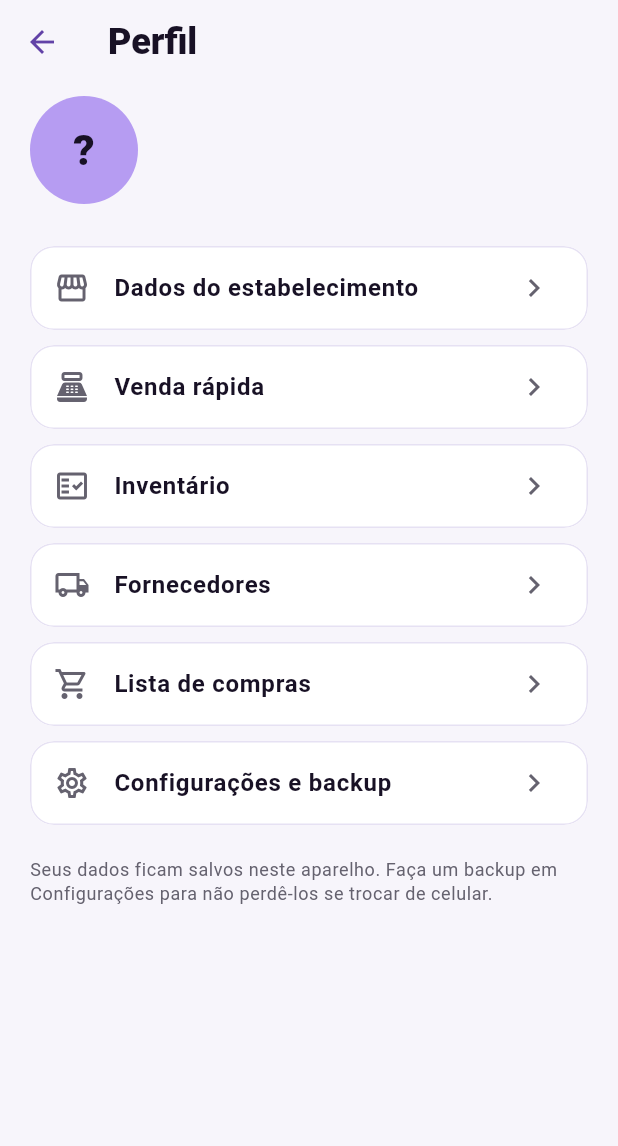
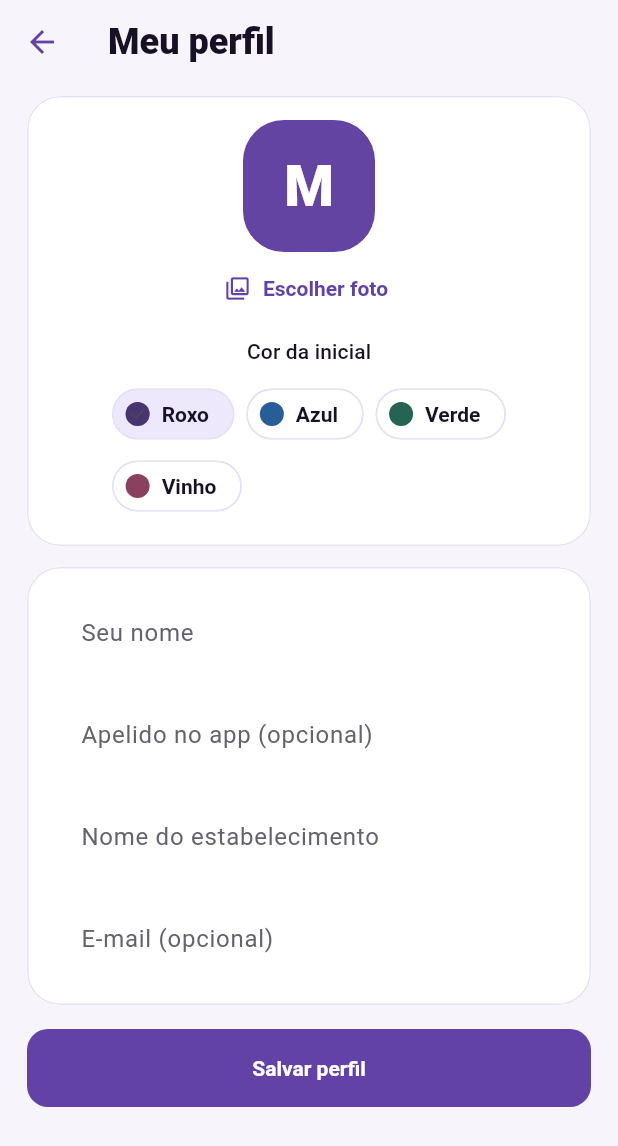
Before and after one commit to VitorGodoi12/Movimenta, a Flutter app: the PerfilScreen screen opened directly, on a phone screen of 412 x 824 dp. Shown: the top 1146 px of the screen. Run offline on Flutter 3.47's test engine with Material 3 defaults, Android fonts, the phone set to English and light mode, and no system bars; our stand-ins replace share_plus, shared_preferences; missing offline and left inert: mobile_scanner; accounts and stored records are empty.

Commit message:
feat: adiciona menu lateral e personalização do perfil

```diff
--- a/lib/models/cliente.dart
+++ b/lib/models/cliente.dart
@@ -3,11 +3,19 @@ class Cliente {
     required this.nome,
     required this.estabelecimento,
     this.email = '',
+    this.apelido = '',
+    this.foto,
+    this.corAvatar = 0,
   });
 
   final String nome;
   final String estabelecimento;
   final String email;
+  final String apelido;
+  final String? foto;
+  final int corAvatar;
+
+  String get nomeExibicao => apelido.trim().isEmpty ? nome : apelido.trim();
 
   String get primeiroNome => nome.trim().split(' ').first;
 
@@ -15,11 +23,17 @@ class Cliente {
     'nome': nome,
     'estabelecimento': estabelecimento,
     'email': email,
+    'apelido': apelido,
+    'foto': foto,
+    'corAvatar': corAvatar,
   };
 
   factory Cliente.fromJson(Map<String, dynamic> j) => Cliente(
     nome: j['nome'] as String,
     estabelecimento: j['estabelecimento'] as String,
     email: (j['email'] as String?) ?? '',
+    apelido: (j['apelido'] as String?) ?? '',
+    foto: j['foto'] as String?,
+    corAvatar: (j['corAvatar'] as num?)?.toInt() ?? 0,
   );
 }
--- a/lib/screens/configuracoes/configuracoes_screen.dart
+++ b/lib/screens/configuracoes/configuracoes_screen.dart
@@ -297,7 +297,7 @@ class _ConfiguracoesScreenState extends State<ConfiguracoesScreen> {
           ),
           const SizedBox(height: 24),
           Text(
-            'Movimenta 1.8.1',
+            'Movimenta 1.8.2',
             style: t.bodySmall?.copyWith(color: context.cores.onSurfaceVariant),
           ),
         ],
--- a/lib/screens/perfil/perfil_screen.dart
+++ b/lib/screens/perfil/perfil_screen.dart
@@ -1,222 +1,191 @@
+import 'dart:convert';
+
+import 'package:flutter/foundation.dart';
 import 'package:flutter/material.dart';
+import 'package:flutter/services.dart';
 import 'package:stokio/models/cliente.dart';
-import 'package:stokio/screens/alertas/lista_compras_screen.dart';
-import 'package:stokio/screens/configuracoes/configuracoes_screen.dart';
-import 'package:stokio/screens/fornecedores/fornecedores_screen.dart';
-import 'package:stokio/screens/inventario/inventario_screen.dart';
-import 'package:stokio/screens/venda/venda_rapida_screen.dart';
 import 'package:stokio/services/perfil_service.dart';
-import 'package:stokio/theme/app_theme.dart';
+import 'package:stokio/widgets/avatar_perfil.dart';
+import 'package:stokio/widgets/cartao_painel.dart';
 
-class PerfilScreen extends StatelessWidget {
+class PerfilScreen extends StatefulWidget {
   const PerfilScreen({super.key});
 
   @override
+  State<PerfilScreen> createState() => _PerfilScreenState();
+}
+
+class _PerfilScreenState extends State<PerfilScreen> {
+  static const _canal = MethodChannel('movimenta/perfil');
+  final _form = GlobalKey<FormState>();
+  late final _nome = TextEditingController(text: perfil.cliente?.nome ?? '');
+  late final _apelido = TextEditingController(
+    text: perfil.cliente?.apelido ?? '',
+  );
+  late final _loja = TextEditingController(
+    text: perfil.cliente?.estabelecimento ?? '',
+  );
+  late final _email = TextEditingController(text: perfil.cliente?.email ?? '');
+  late String? _foto = perfil.cliente?.foto;
+  late int _cor = (perfil.cliente?.corAvatar ?? 0).clamp(
+    0,
+    coresAvatar.length - 1,
+  );
+  bool _escolhendo = false;
+  bool _salvando = false;
+
+  Cliente get _rascunho => Cliente(
+    nome: _nome.text.trim(),
+    apelido: _apelido.text.trim(),
+    estabelecimento: _loja.text.trim(),
+    email: _email.text.trim(),
+    foto: _foto,
+    corAvatar: _cor,
+  );
+
+  Future<void> _escolherFoto() async {
+    setState(() => _escolhendo = true);
+    try {
+      final bytes = await _canal.invokeMethod<Uint8List>('escolherFoto');
+      if (!mounted || bytes == null) return;
+      if (bytes.isEmpty || bytes.length > 300000) {
+        throw PlatformException(
+          code: 'imagem',
+          message: 'A foto não pôde ser usada.',
+        );
+      }
+      setState(() => _foto = base64Encode(bytes));
+    } on PlatformException catch (erro) {
+      if (mounted) _aviso(erro.message ?? 'Não foi possível abrir a foto.');
+    } on MissingPluginException {
+      if (mounted) _aviso('A seleção de foto está disponível no app Android.');
+    } finally {
+      if (mounted) setState(() => _escolhendo = false);
+    }
+  }
+
+  void _aviso(String texto) =>
+      ScaffoldMessenger.of(context)
+          .showSnackBar(SnackBar(content: Text(texto)));
+
+  Future<void> _salvar() async {
+    if (!_form.currentState!.validate()) return;
+    setState(() => _salvando = true);
+    try {
+      await perfil.definirCliente(_rascunho);
+      if (mounted) Navigator.pop(context);
+    } on StateError {
+      if (mounted) _aviso('Não foi possível salvar o perfil. Tente novamente.');
+    } finally {
+      if (mounted) setState(() => _salvando = false);
+    }
+  }
+
+  String? _obrigatorio(String? valor) =>
+      (valor ?? '').trim().isEmpty ? 'Preencha este campo.' : null;
+
+  @override
+  void dispose() {
+    for (final controle in [_nome, _apelido, _loja, _email]) {
+      controle.dispose();
+    }
+    super.dispose();
+  }
+
+  @override
   Widget build(BuildContext context) {
-    final t = Theme.of(context).textTheme;
-
-    return ListenableBuilder(
-      listenable: perfil,
-      builder: (context, _) {
-        final cliente = perfil.cliente;
-        final nome = cliente?.nome ?? '';
-        final inicial = nome.isEmpty ? '?' : nome[0].toUpperCase();
-
+    final fotoDisponivel =
+        !kIsWeb && defaultTargetPlatform == TargetPlatform.android;
     return Scaffold(
-          appBar: AppBar(title: const Text('Perfil')),
-          body: ListView(
-            padding: const EdgeInsets.fromLTRB(20, 8, 20, 24),
+      appBar: AppBar(title: const Text('Meu perfil')),
+      body: Form(
+        key: _form,
+        child: SingleChildScrollView(
+          padding: const EdgeInsets.fromLTRB(18, 8, 18, 24),
+          child: Column(
+            crossAxisAlignment: CrossAxisAlignment.stretch,
             children: [
-              Row(
+              CartaoPainel(
+                child: Column(
                   children: [
-                  Container(
-                    width: 72,
-                    height: 72,
-                    alignment: Alignment.center,
-                    decoration: const BoxDecoration(
-                      color: AppCores.roxo,
-                      shape: BoxShape.circle,
-                    ),
-                    child: Text(
-                      inicial,
-                      style: t.headlineMedium?.copyWith(
-                        fontWeight: FontWeight.w800,
+                    AvatarPerfil(cliente: _rascunho, tamanho: 88),
+                    if (fotoDisponivel)
+                      Wrap(
+                        alignment: WrapAlignment.center,
+                        spacing: 8,
+                        children: [
+                          TextButton.icon(
+                            onPressed: _escolhendo ? null : _escolherFoto,
+                            icon: const Icon(Icons.photo_library_outlined),
+                            label: Text(
+                              _foto == null ? 'Escolher foto' : 'Trocar foto',
                             ),
                           ),
+                          if (_foto != null)
+                            TextButton(
+                              onPressed: () => setState(() => _foto = null),
+                              child: const Text('Remover foto'),
                             ),
-                  const SizedBox(width: 16),
-                  Expanded(
-                    child: Column(
-                      crossAxisAlignment: CrossAxisAlignment.start,
+                        ],
+                      ),
+                    const SizedBox(height: 8),
+                    Text(
+                      'Cor da inicial',
+                      style: Theme.of(context).textTheme.titleSmall,
+                    ),
+                    const SizedBox(height: 8),
+                    Wrap(
+                      spacing: 8,
                       children: [
-                        Text(
-                          nome,
-                          style: t.titleLarge?.copyWith(
-                            fontWeight: FontWeight.w800,
+                        for (final (i, (nome, cor)) in coresAvatar.indexed)
+                          ChoiceChip(
+                            avatar: CircleAvatar(backgroundColor: cor),
+                            label: Text(nome),
+                            selected: _cor == i,
+                            onSelected: (_) => setState(() => _cor = i),
                           ),
-                        ),
-                        Text(
-                          cliente?.estabelecimento ?? '',
-                          style: t.bodyMedium,
-                        ),
-                        if ((cliente?.email ?? '').isNotEmpty)
-                          Text(
-                            cliente!.email,
-                            style: t.bodySmall?.copyWith(
-                              color: context.cores.onSurfaceVariant,
-                            ),
+                      ],
                     ),
                   ],
                 ),
               ),
-                ],
+              const SizedBox(height: 14),
+              CartaoPainel(
+                child: Column(
+                  crossAxisAlignment: CrossAxisAlignment.stretch,
+                  children: [
+                    TextFormField(
+                      controller: _nome,
+                      validator: _obrigatorio,
+                      maxLength: 80,
+                      decoration: const InputDecoration(
+                        labelText: 'Seu nome',
+                        counterText: '',
                       ),
-              const SizedBox(height: 28),
-              _Opcao(
-                icone: Icons.storefront_outlined,
-                titulo: 'Dados do estabelecimento',
-                onTap: () => _editar(context),
+                      textCapitalization: TextCapitalization.words,
+                      onChanged: (_) => setState(() {}),
                     ),
-              _Opcao(
-                icone: Icons.point_of_sale,
-                titulo: 'Venda rápida',
-                onTap: () => Navigator.push(
-                  context,
-                  MaterialPageRoute(builder: (_) => const VendaRapidaScreen()),
+                    const SizedBox(height: 12),
+                    TextFormField(
+                      controller: _apelido,
+                      maxLength: 32,
+                      decoration: const InputDecoration(
+                        labelText: 'Apelido no app (opcional)',
+                        counterText: '',
                       ),
+                      onChanged: (_) => setState(() {}),
                     ),
-              _Opcao(
-                icone: Icons.fact_check_outlined,
-                titulo: 'Inventário',
-                onTap: () => Navigator.push(
-                  context,
-                  MaterialPageRoute(builder: (_) => const InventarioScreen()),
-                ),
-              ),
-              _Opcao(
-                icone: Icons.local_shipping_outlined,
-                titulo: 'Fornecedores',
-                onTap: () => Navigator.push(
-                  context,
-                  MaterialPageRoute(builder: (_) => const FornecedoresScreen()),
-                ),
-              ),
-              _Opcao(
-                icone: Icons.shopping_cart_outlined,
-                titulo: 'Lista de compras',
-                onTap: () => Navigator.push(
-                  context,
-                  MaterialPageRoute(builder: (_) => const ListaComprasScreen()),
-                ),
-              ),
-              _Opcao(
-                icone: Icons.settings_outlined,
-                titulo: 'Configurações e backup',
-                onTap: () => Navigator.push(
-                  context,
-                  MaterialPageRoute(
-                    builder: (_) => const ConfiguracoesScreen(),
-                  ),
+                    const SizedBox(height: 12),
+                    TextFormField(
+                      controller: _loja,
+                      validator: _obrigatorio,
+                      maxLength: 80,
+                      decoration: const InputDecoration(
+                        labelText: 'Nome do estabelecimento',
+                        counterText: '',
                       ),
                     ),
                     const SizedBox(height: 12),
-              Text(
-                'Seus dados ficam salvos neste aparelho. Faça um backup em Configurações para não perdê-los se trocar de celular.',
-                style: t.bodySmall?.copyWith(
-                  color: context.cores.onSurfaceVariant,
-                ),
-              ),
-            ],
-          ),
-        );
-      },
-    );
-  }
-
-  void _editar(BuildContext context) {
-    showModalBottomSheet<void>(
-      context: context,
-      isScrollControlled: true,
-      showDragHandle: true,
-      backgroundColor: context.cores.surface,
-      builder: (_) => const _EditarPerfilSheet(),
-    );
-  }
-}
-
-class _EditarPerfilSheet extends StatefulWidget {
-  const _EditarPerfilSheet();
-
-  @override
-  State<_EditarPerfilSheet> createState() => _EditarPerfilSheetState();
-}
-
-class _EditarPerfilSheetState extends State<_EditarPerfilSheet> {
-  final _chave = GlobalKey<FormState>();
-  late final _nome = TextEditingController(text: perfil.cliente?.nome ?? '');
-  late final _estabelecimento = TextEditingController(
-    text: perfil.cliente?.estabelecimento ?? '',
-  );
-  late final _email = TextEditingController(text: perfil.cliente?.email ?? '');
-
-  @override
-  void dispose() {
-    _nome.dispose();
-    _estabelecimento.dispose();
-    _email.dispose();
-    super.dispose();
-  }
-
-  String? _obrigatorio(String? v) =>
-      (v == null || v.trim().isEmpty) ? 'Preencha este campo.' : null;
-
-  Future<void> _salvar() async {
-    if (!_chave.currentState!.validate()) return;
-    await perfil.definirCliente(
-      Cliente(
-        nome: _nome.text.trim(),
-        estabelecimento: _estabelecimento.text.trim(),
-        email: _email.text.trim(),
-      ),
-    );
-    if (mounted) Navigator.pop(context);
-  }
-
-  @override
-  Widget build(BuildContext context) {
-    final teclado = MediaQuery.of(context).viewInsets.bottom;
-
-    return Padding(
-      padding: EdgeInsets.fromLTRB(24, 0, 24, 24 + teclado),
-      child: SingleChildScrollView(
-        child: Form(
-          key: _chave,
-          child: Column(
-            mainAxisSize: MainAxisSize.min,
-            crossAxisAlignment: CrossAxisAlignment.start,
-            children: [
-              Text(
-                'Dados do estabelecimento',
-                style: Theme.of(context).textTheme.titleLarge
-                    ?.copyWith(fontWeight: FontWeight.w800),
-              ),
-              const SizedBox(height: 16),
-              TextFormField(
-                controller: _nome,
-                textCapitalization: TextCapitalization.words,
-                decoration: const InputDecoration(labelText: 'Seu nome'),
-                validator: _obrigatorio,
-              ),
-              const SizedBox(height: 14),
-              TextFormField(
-                controller: _estabelecimento,
-                textCapitalization: TextCapitalization.words,
-                decoration: const InputDecoration(
-                  labelText: 'Nome do estabelecimento',
-                ),
-                validator: _obrigatorio,
-              ),
-              const SizedBox(height: 14),
                     TextFormField(
                       controller: _email,
                       keyboardType: TextInputType.emailAddress,
@@ -224,8 +193,14 @@ class _EditarPerfilSheetState extends State<_EditarPerfilSheet> {
                         labelText: 'E-mail (opcional)',
                       ),
                     ),
-              const SizedBox(height: 20),
-              FilledButton(onPressed: _salvar, child: const Text('Salvar')),
+                  ],
+                ),
+              ),
+              const SizedBox(height: 16),
+              FilledButton(
+                onPressed: _salvando || _escolhendo ? null : _salvar,
+                child: const Text('Salvar perfil'),
+              ),
             ],
           ),
         ),
@@ -233,39 +208,3 @@ class _EditarPerfilSheetState extends State<_EditarPerfilSheet> {
     );
   }
 }
-
-class _Opcao extends StatelessWidget {
-  const _Opcao({
-    required this.icone,
-    required this.titulo,
-    required this.onTap,
-  });
-
-  final IconData icone;
-  final String titulo;
-  final VoidCallback onTap;
-
-  @override
-  Widget build(BuildContext context) {
-    return Padding(
-      padding: const EdgeInsets.only(bottom: 10),
-      child: Material(
-        color: context.cores.surface,
-        clipBehavior: Clip.antiAlias,
-        shape: RoundedRectangleBorder(
-          borderRadius: BorderRadius.circular(16),
-          side: BorderSide(color: context.cores.outlineVariant),
-        ),
-        child: ListTile(
-          onTap: onTap,
-          leading: Icon(icone),
-          title: Text(
-            titulo,
-            style: const TextStyle(fontWeight: FontWeight.w700),
-          ),
-          trailing: const Icon(Icons.chevron_right),
-        ),
-      ),
-    );
-  }
-}
--- a/lib/services/perfil_service.dart
+++ b/lib/services/perfil_service.dart
@@ -55,9 +55,12 @@ class PerfilService extends ChangeNotifier {
   Future<void> salvar() => Armazenamento.gravar(_chave, jsonEncode(toJson()));
 
   Future<void> definirCliente(Cliente novo) async {
+    final dados = toJson()..['cliente'] = novo.toJson();
+    if (!await Armazenamento.gravar(_chave, jsonEncode(dados))) {
+      throw StateError('Falha ao gravar o perfil.');
+    }
     cliente = novo;
     notifyListeners();
-    await salvar();
   }
 
   Future<void> definirDiasAviso(int dias) async {
--- /dev/null
+++ b/lib/widgets/avatar_perfil.dart
@@ -0,0 +1,60 @@
+import 'dart:convert';
+
+import 'package:flutter/material.dart';
+import 'package:stokio/models/cliente.dart';
+
+const coresAvatar = [
+  ('Roxo', Color(0xFF6444A2)),
+  ('Azul', Color(0xFF275E98)),
+  ('Verde', Color(0xFF256454)),
+  ('Vinho', Color(0xFF8A405F)),
+];
+
+class AvatarPerfil extends StatelessWidget {
+  const AvatarPerfil({super.key, required this.cliente, this.tamanho = 48});
+
+  final Cliente? cliente;
+  final double tamanho;
+
+  @override
+  Widget build(BuildContext context) {
+    final nome = cliente?.nomeExibicao.trim() ?? '';
+    final cor = (cliente?.corAvatar ?? 0).clamp(0, coresAvatar.length - 1);
+    final foto = cliente?.foto;
+
+    Widget inicial() => Center(
+      child: Text(
+        nome.isEmpty ? 'M' : nome.characters.first.toUpperCase(),
+        style: TextStyle(
+          color: Colors.white,
+          fontSize: tamanho * .43,
+          fontWeight: FontWeight.w800,
+        ),
+      ),
+    );
+
+    Widget imagem() {
+      if (foto == null || foto.isEmpty || foto.length > 400000)
+        return inicial();
+      try {
+        return Image.memory(
+          base64Decode(foto),
+          fit: BoxFit.cover,
+          excludeFromSemantics: true,
+          gaplessPlayback: true,
+          errorBuilder: (_, _, _) => inicial(),
+        );
+      } on FormatException {
+        return inicial();
+      }
+    }
+
+    return SizedBox.square(
+      dimension: tamanho,
+      child: ClipRRect(
+        borderRadius: BorderRadius.circular(tamanho * .31),
+        child: ColoredBox(color: coresAvatar[cor].$2, child: imagem()),
+      ),
+    );
+  }
+}
--- a/pubspec.yaml
+++ b/pubspec.yaml
@@ -1,7 +1,7 @@
 name: stokio
 description: Controle de estoque simples para pequenos negócios.
 publish_to: 'none'
-version: 1.8.1+14
+version: 1.8.2+15
 
 environment:
   sdk: '>=3.13.0 <4.0.0'
```
Also changed, not shown: lib/screens/home/home_screen.dart (+44 -19 lines), lib/screens/shell_screen.dart (+56 -19 lines), 2 other files. Lines whose indentation alone changed are shown as unchanged.
